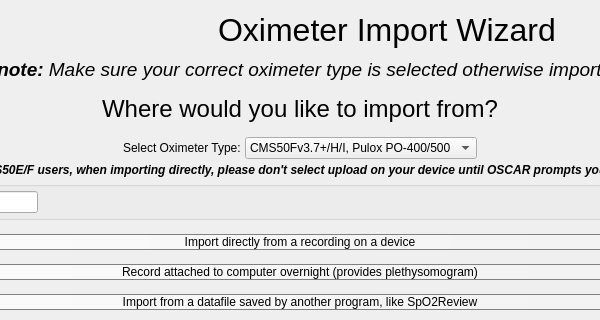
First picture: the form in oscar/oximeterimport.ui, repository operativeF/oscar, before the edit; both pictures show x 395 to 995 and y 0 to 320 of the 1364 by 661 pixel window.
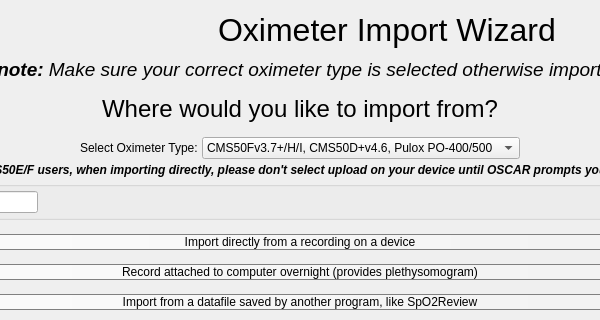
Second picture: the form after the edit. The open tabs and pages were chosen to show the change. Icons and pictures are not drawn.

Commit message: Tweak the oximeter import ui for the CMS50D+

Diff of the .ui file:
```diff
--- a/oscar/oximeterimport.ui
+++ b/oscar/oximeterimport.ui
@@ -918,7 +918,7 @@
              </property>
              <item>
               <property name="text">
-               <string>CMS50Fv3.7+/H/I, Pulox PO-400/500</string>
+               <string>CMS50Fv3.7+/H/I, CMS50D+v4.6, Pulox PO-400/500</string>
               </property>
              </item>
              <item>
```
Left out of the diff: 8 changed lines with no effect on the pictures.
